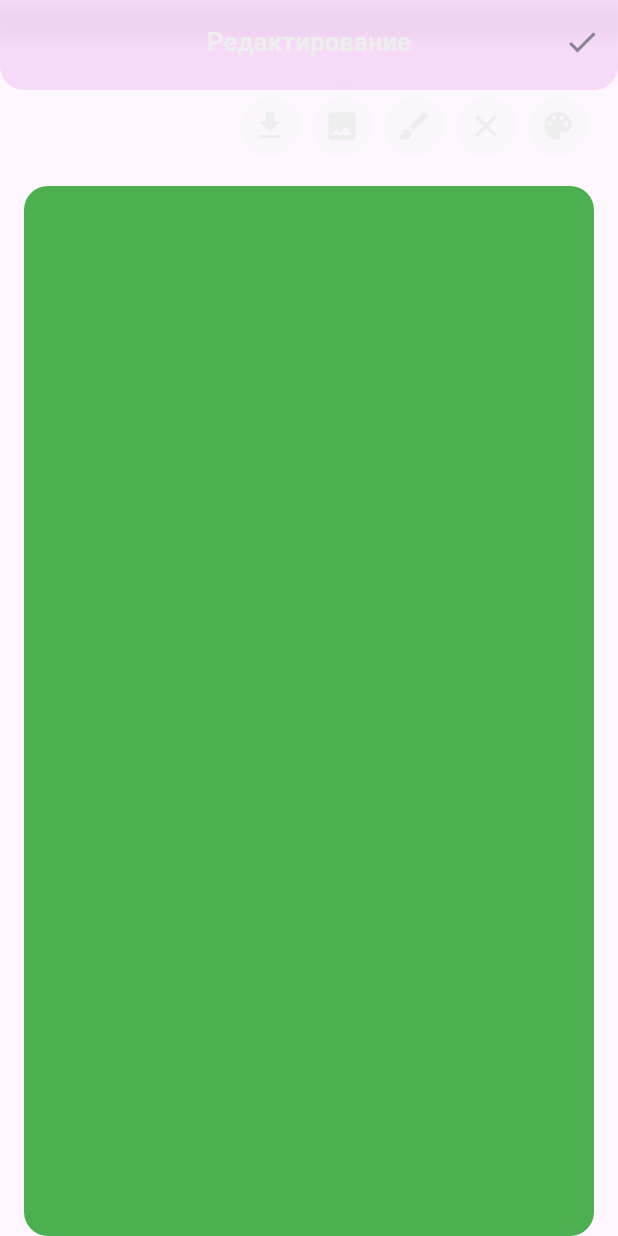
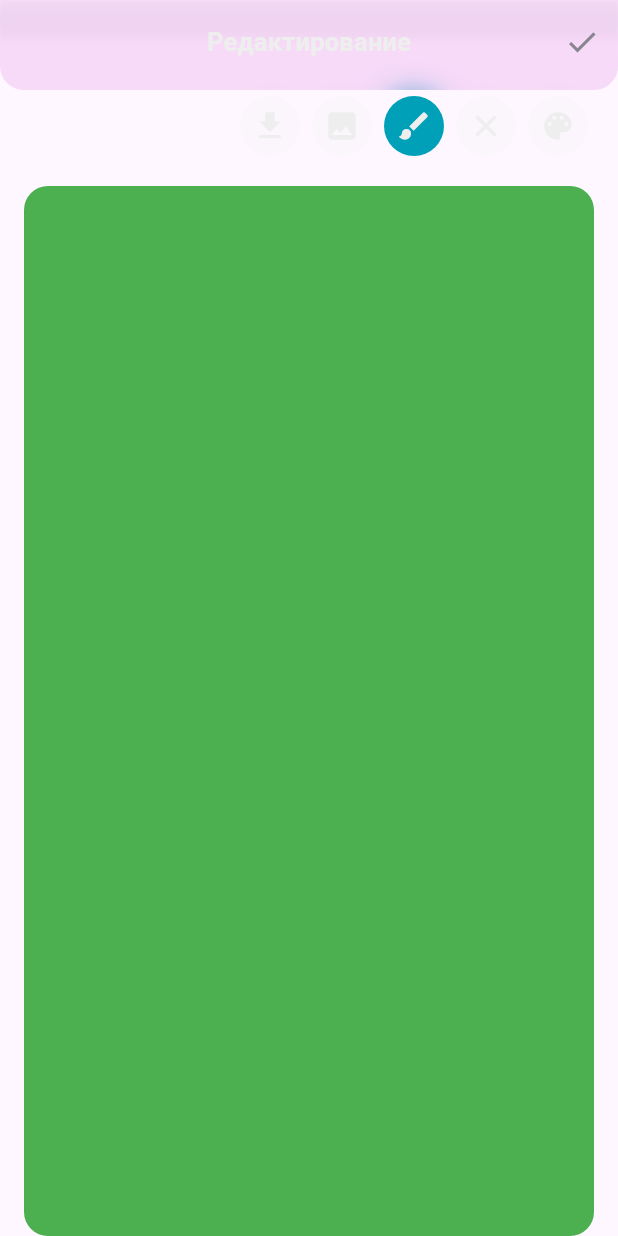
Before and after one commit to jchocola/DYD_Draw_Your_Dream, a Flutter app: the EditPainterPage screen opened by its route, after a tap on the "brush" icon, on a phone screen of 412 x 824 dp. Run offline on Flutter 3.47's test engine with Material 3 defaults, Android fonts, the phone set to English and light mode, and no system bars; our stand-ins replace cherry_toast, email_validator, equatable, firebase_auth, firebase_core, flutter_bloc and 4 more; missing offline and left inert: background, flutter_popup, simple_painter; accounts and stored records are empty; network calls fail; statements that could not run were skipped; project files that could hold a hidden picture were left out.

Commit message:
change brush size

```diff
--- a/lib/feature/feature_painter/bloc/painting_controller_bloc.dart
+++ b/lib/feature/feature_painter/bloc/painting_controller_bloc.dart
@@ -1,4 +1,5 @@
-import 'dart:ui';
+// ignore_for_file: camel_case_types
+
 
 import 'package:equatable/equatable.dart';
 import 'package:flutter/material.dart';
@@ -24,6 +25,17 @@ class PaintingControllerEvent_changeColor extends PaintingControllerEvent {
   List<Object?> get props => [color];
 }
 
+class PaintingControllerEvent_toggleDrawing extends PaintingControllerEvent {}
+
+class PaintingControllerEvent_toggleErasing extends PaintingControllerEvent {}
+
+class PaintingControllerEvent_changeBrushSize extends PaintingControllerEvent {
+  final double size;
+  PaintingControllerEvent_changeBrushSize({required this.size});
+  @override
+  List<Object?> get props => [size];
+}
+
 ///
 /// STATE
 ///
@@ -33,22 +45,34 @@ abstract class PaintingControllerState extends Equatable {
 }
 
 class PaitingControllerInitialized extends PaintingControllerState {
-  final PainterController controller;
-  final Color pickedColor;
+  final PainterController controller; // PAINTER CONTROLLER
+  final Color pickedColor; // CURRENT PICKED COLOR
+  final bool isDrawing; // IS DRAWING MODE ON/OFF
+  final bool isErasing; // IS ERASING MODE ON/OFF
+  final double brushSize; // BRUSH SIZE
   PaitingControllerInitialized({
     required this.controller,
     this.pickedColor = Colors.black,
+    this.isDrawing = false,
+    this.isErasing = false,
+    this.brushSize = 5,
   });
   @override
-  List<Object?> get props => [controller, pickedColor];
+  List<Object?> get props => [controller, pickedColor, isDrawing, isErasing, brushSize];
 
   PaitingControllerInitialized copyWith({
     PainterController? controller,
     Color? pickedColor,
+    bool? isDrawing,
+    bool? isErasing,
+    double? brushSize,
   }) {
     return PaitingControllerInitialized(
       controller: controller ?? this.controller,
       pickedColor: pickedColor ?? this.pickedColor,
+      isDrawing: isDrawing ?? this.isDrawing,
+      isErasing: isErasing ?? this.isErasing,
+      brushSize: brushSize ?? this.brushSize,
     );
   }
 }
@@ -62,9 +86,13 @@ class PaintingControllerBloc
     : super(
         PaitingControllerInitialized(
           controller: PainterController(
-            settings: PainterSettings(size: Size(500, 500)),
+            settings: PainterSettings(size: Size(500, 500), brush: BrushSettings(size: 5, color: Colors.black)),
+
           ),
           pickedColor: Colors.black,
+          isDrawing: false,
+          isErasing: false,
+          brushSize: 5,
         ),
       ) {
     ///
@@ -76,11 +104,10 @@ class PaintingControllerBloc
       if (currentState is PaitingControllerInitialized) {
         currentState.controller.changeBrushValues(
           size: 5,
-          color: currentState.pickedColor
+          color: currentState.pickedColor,
         );
       }
     });
-
 
     ///
     /// CHANGE COLOR
@@ -89,13 +116,48 @@ class PaintingControllerBloc
       logger.d('PaintingControllerBloc: Change color to ${event.color}');
       final currentState = state;
       if (currentState is PaitingControllerInitialized) {
+        currentState.controller.changeBrushValues( color: event.color);
+        emit(currentState.copyWith(pickedColor: event.color));
+      }
+    });
+
+    //// TOGGLE DRAWING
+    ////
+    on<PaintingControllerEvent_toggleDrawing>((event, emit) {
+      logger.d('PaintingControllerBloc: Toggle drawing mode');
+      final currentState = state;
+      if (currentState is PaitingControllerInitialized) {
+        final newIsDrawing = !currentState.isDrawing;
+        currentState.controller.toggleDrawing();
+        emit(currentState.copyWith(isDrawing: newIsDrawing , isErasing: newIsDrawing ? false : currentState.isErasing,));
+      }
+    });
+
+    //// TOGGLE ERASING
+    ////
+    on<PaintingControllerEvent_toggleErasing>((event, emit) {
+      logger.d('PaintingControllerBloc: Toggle erasing mode');
+      final currentState = state;
+      if (currentState is PaitingControllerInitialized) {
+        final newIsErasing = !currentState.isErasing;
+        currentState.controller.toggleErasing();
+        emit(currentState.copyWith( isErasing: newIsErasing, isDrawing: newIsErasing ? false : currentState.isDrawing,));
+      }
+    });
+
+
+
+    ///
+    /// CHANGE BRUSH SIZE
+    ///
+    on<PaintingControllerEvent_changeBrushSize>((event, emit) {
+      logger.d('PaintingControllerBloc: Change brush size to ${event.size}');
+      final currentState = state;
+      if (currentState is PaitingControllerInitialized) {
         currentState.controller.changeBrushValues(
-          size: 5,
-          color: event.color,
+          size: event.size,
         );
-        emit(
-          currentState.copyWith(pickedColor: event.color),
-        );
+        emit(currentState.copyWith(brushSize: event.size));
       }
     });
   }
--- a/lib/feature/feature_painter/widget/menu_tool_bar.dart
+++ b/lib/feature/feature_painter/widget/menu_tool_bar.dart
@@ -1,7 +1,9 @@
 import 'package:dyd_drawer/core/constant/app_constant.dart';
 import 'package:dyd_drawer/core/icon/app_icon.dart';
+import 'package:dyd_drawer/feature/feature_painter/bloc/painting_controller_bloc.dart';
 import 'package:dyd_drawer/shared/color_pallete_picker.dart';
 import 'package:flutter/material.dart';
+import 'package:flutter_bloc/flutter_bloc.dart';
 import 'package:flutter_popup/flutter_popup.dart';
 
 class MenuToolBar extends StatelessWidget {
@@ -15,7 +17,10 @@ class MenuToolBar extends StatelessWidget {
     ).colorScheme.tertiary.withOpacity(0.2);
     final popupKey = GlobalKey<CustomPopupState>();
     final theme = Theme.of(context);
-    return Row(
+    return BlocBuilder<PaintingControllerBloc, PaintingControllerState>(
+      builder: (context, state) {
+        if (state is PaitingControllerInitialized) {
+          return  Row(
         mainAxisAlignment: MainAxisAlignment.end,
         children: [
           IconButton.filled(
@@ -28,18 +33,26 @@ class MenuToolBar extends StatelessWidget {
             icon: Icon(AppIcon.imageIcon, color: iconColor),
             style: IconButton.styleFrom(backgroundColor: iconButtonColor),
           ),
+
+
+          ///
+          /// PENCIL TOOL
+          ///
           IconButton.filled(
-          onPressed: () {},
+
+            onPressed: () => context.read<PaintingControllerBloc>().add(PaintingControllerEvent_toggleDrawing()),
             icon: Icon(AppIcon.pencilIcon, color: iconColor),
-          style: IconButton.styleFrom(backgroundColor: iconButtonColor),
+            style: IconButton.styleFrom(backgroundColor: state.isDrawing ? theme.colorScheme.secondary : iconButtonColor,),
           ),
 
 
-
+          ///
+          /// ERASER TOOL
+          ///
           IconButton.filled(
-          onPressed: () {},
+            onPressed: () => context.read<PaintingControllerBloc>().add(PaintingControllerEvent_toggleErasing()),
             icon: Icon(AppIcon.ereaserIcon, color: iconColor),
-          style: IconButton.styleFrom(backgroundColor: iconButtonColor),
+            style: IconButton.styleFrom(backgroundColor: state.isErasing ? theme.colorScheme.secondary : iconButtonColor,),
           ),
 
 
@@ -64,5 +77,10 @@ class MenuToolBar extends StatelessWidget {
           ),
         ],
       );
+        } else {
+          return SizedBox.shrink();
+        }
+      },
+    );
   }
 }
```
Also changed, not shown: lib/feature/feature_painter/presentation/new_painter_page.dart (+13 -64 lines), lib/feature/feature_painter/widget/tool_setting_bar.dart (added, +71 -0 lines). Lines whose indentation alone changed are shown as unchanged.
